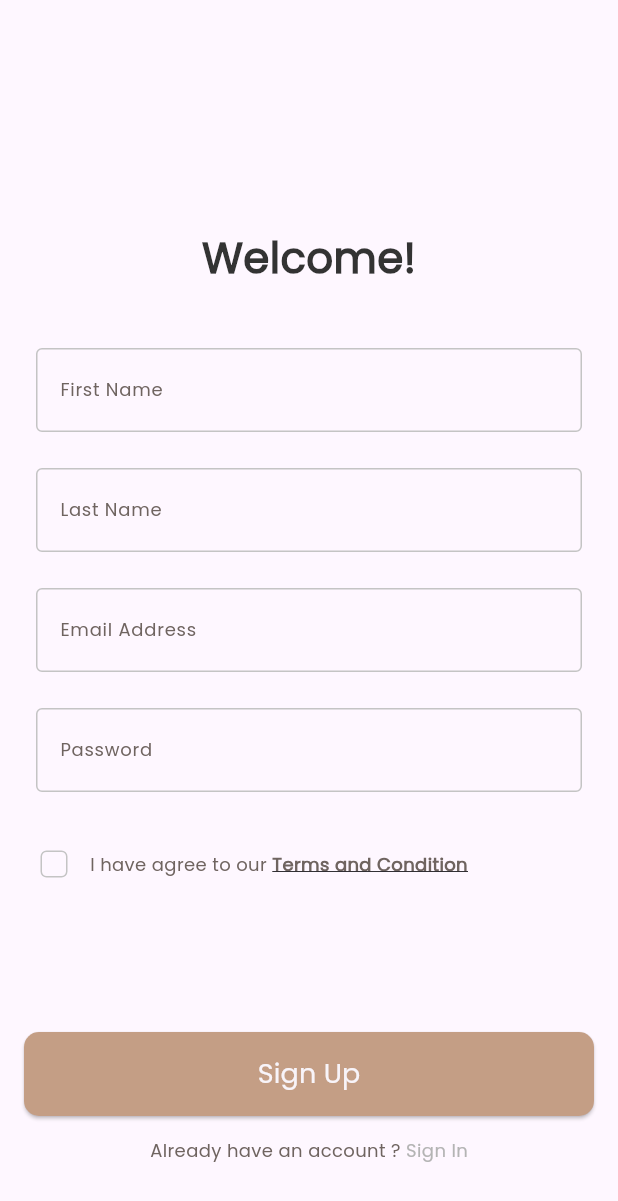
After one commit to AhmedHaraza/Dalel-App, a Flutter app: the screen it shows after launch, after a tap on "Skip", on a phone screen of 412 x 824 dp. The commit adds this screen. Shown: the top 1201 px of the screen. Run offline on Flutter 3.47's test engine with Material 3 defaults, Android fonts, the phone set to English and light mode, and no system bars; our stand-ins replace firebase_auth, firebase_core, flutter_bloc, get_it, shared_preferences, smooth_page_indicator; accounts and stored records are empty.

Commit message:
SingUp With email

```diff
--- /dev/null
+++ b/lib/app/dalel_app.dart
@@ -0,0 +1,15 @@
+import 'package:dalel_app/core/routes/app_routers.dart';
+import 'package:flutter/material.dart';
+
+class Dalel extends StatelessWidget {
+  const Dalel({Key? key}) : super(key: key);
+
+  @override
+  Widget build(BuildContext context) {
+    return const MaterialApp(
+      debugShowCheckedModeBanner: false,
+      onGenerateRoute: RouteGenerator.getRoute,
+      initialRoute: Routes.splashRoute,
+    );
+  }
+}
--- /dev/null
+++ b/lib/core/functions/Check_current_auth_state.dart
@@ -0,0 +1,20 @@
+// ignore_for_file: file_names
+import 'package:firebase_auth/firebase_auth.dart';
+import 'package:flutter/foundation.dart';
+
+void checkCurrentAuthState()
+{
+  FirebaseAuth.instance
+  .authStateChanges()
+  .listen((User? user) {
+    if (user == null) {
+      if (kDebugMode) {
+        print('User is currently signed out!');
+      }
+    } else {
+      if (kDebugMode) {
+        print('User is signed in!');
+      }
+    }
+  });
+}
--- a/lib/core/routes/app_routers.dart
+++ b/lib/core/routes/app_routers.dart
@@ -1,9 +1,12 @@
+import 'package:dalel_app/core/service/service_locator.dart';
 import 'package:dalel_app/core/utils/app_string.dart';
+import 'package:dalel_app/feature/auth/peresentation/auth_cubit/auth_cubit.dart';
 import 'package:dalel_app/feature/auth/peresentation/views/sign_in_view.dart';
 import 'package:dalel_app/feature/auth/peresentation/views/sing_up_view.dart';
 import 'package:dalel_app/feature/onBording/peresentation/views/on_bording_view.dart';
 import 'package:dalel_app/feature/splash/peresentation/views/splash_view.dart';
 import 'package:flutter/material.dart';
+import 'package:flutter_bloc/flutter_bloc.dart';
 
 class Routes {
   static const String splashRoute = "/";
@@ -26,13 +29,19 @@ class RouteGenerator {
         return MaterialPageRoute(
           builder: (context) => const OnBordingView(),
         );
-      case Routes.signInViewRoute:const SignInView();
+      case Routes.signInViewRoute:
         return MaterialPageRoute(
           builder: (context) => const SignInView(),
         );
       case Routes.singUpViewRoute:
         return MaterialPageRoute(
-          builder: (context) => const SingUpView(),
+          builder: (context) => BlocProvider(
+            create: (context) => getIt<AuthCubit>(),
+            child: BlocProvider(
+              create: (context) => getIt<AuthCubit>(),
+              child: const SingUpView(),
+            ),
+          ),
         );
       // case Routes.forgotPasswordRoute:
       //   return MaterialPageRoute(
--- a/lib/core/service/service_locator.dart
+++ b/lib/core/service/service_locator.dart
@@ -1,8 +1,10 @@
 import 'package:dalel_app/core/database/cache/cache_helper.dart';
+import 'package:dalel_app/feature/auth/peresentation/auth_cubit/auth_cubit.dart';
 import 'package:get_it/get_it.dart';
 
 final getIt = GetIt.instance;
 
 void setUpServiceLocator() {
   getIt.registerSingleton<CacheHelper>(CacheHelper());
+  getIt.registerSingleton<AuthCubit>(AuthCubit());
 }
--- /dev/null
+++ b/lib/feature/auth/peresentation/auth_cubit/auth_cubit.dart
@@ -0,0 +1,35 @@
+// ignore_for_file: unused_local_variable
+
+import 'package:dalel_app/feature/auth/peresentation/auth_cubit/auth_state.dart';
+import 'package:firebase_auth/firebase_auth.dart';
+import 'package:flutter_bloc/flutter_bloc.dart';
+
+class AuthCubit extends Cubit<AuthState> {
+  AuthCubit() : super(AuthInitial());
+  late String? firstName;
+  late String? lastName;
+  late String? emailAddress;
+  late String? password;
+
+  void createUserWithEmailAndPassword() async {
+    try {
+      emit(SingUpLoadingState());
+      final credential =
+          await FirebaseAuth.instance.createUserWithEmailAndPassword(
+        email: emailAddress!,
+        password: password!,
+      );
+      emit(SingUpSucsessState());
+    } on FirebaseAuthException catch (e) {
+      if (e.code == 'weak-password') {
+        emit(SingUpFailureState(
+            errorMasage: 'The password provided is too weak.'));
+      } else if (e.code == 'email-already-in-use') {
+        emit(SingUpFailureState(
+            errorMasage: 'The account already exists for that email.'));
+      }
+    } catch (error) {
+      emit(SingUpFailureState(errorMasage: error.toString()));
+    }
+  }
+}
--- /dev/null
+++ b/lib/feature/auth/peresentation/auth_cubit/auth_state.dart
@@ -0,0 +1,12 @@
+class AuthState {}
+
+final class AuthInitial extends AuthState {}
+
+final class SingUpLoadingState extends AuthState {}
+
+final class SingUpSucsessState extends AuthState {}
+
+final class SingUpFailureState extends AuthState {
+  final String errorMasage;
+  SingUpFailureState({required this.errorMasage});
+}
--- a/lib/feature/auth/peresentation/views/sing_up_view.dart
+++ b/lib/feature/auth/peresentation/views/sing_up_view.dart
@@ -1,9 +1,7 @@
 import 'package:dalel_app/core/utils/app_string.dart';
-import 'package:dalel_app/feature/auth/peresentation/widget/custom_text_form_filed_widget.dart';
+import 'package:dalel_app/feature/auth/peresentation/widget/custom_sing_up_form_widget.dart';
 import 'package:dalel_app/feature/auth/peresentation/widget/have_an_account_widget.dart';
-import 'package:dalel_app/feature/auth/peresentation/widget/tearm_and_condation_widget.dart';
 import 'package:dalel_app/feature/auth/peresentation/widget/welcome_text_widget.dart';
-import 'package:dalel_app/feature/onBording/widgets/custom_boutton_widget.dart';
 import 'package:flutter/material.dart';
 
 class SingUpView extends StatelessWidget {
@@ -11,32 +9,19 @@ class SingUpView extends StatelessWidget {
 
   @override
   Widget build(BuildContext context) {
-    return Scaffold(
+    return const Scaffold(
       body: SafeArea(
         child: CustomScrollView(
           slivers: [
-            const SliverToBoxAdapter(child: SizedBox(height: 152)),
-            const SliverToBoxAdapter(
-                child: WelcomeText(text: AppStrings.welcome)),
-            const SliverToBoxAdapter(child: SizedBox(height: 40)),
-            const SliverToBoxAdapter(
-                child: CustomTextFormFiledWidget(
-                    lable: Text(AppStrings.fristName))),
-            const SliverToBoxAdapter(
-                child: CustomTextFormFiledWidget(
-                    lable: Text(AppStrings.lastName))),
-            const SliverToBoxAdapter(
-                child: CustomTextFormFiledWidget(
-                    lable: Text(AppStrings.emailAddress))),
-            const SliverToBoxAdapter(
-                child: CustomTextFormFiledWidget(
-                    lable: Text(AppStrings.password))),
-            const SliverToBoxAdapter(child: TermsAndConditionWidget()),
+            SliverToBoxAdapter(child: SizedBox(height: 152)),
+            SliverToBoxAdapter(child: WelcomeText(text: AppStrings.welcome)),
+            SliverToBoxAdapter(child: SizedBox(height: 40)),
+            SliverToBoxAdapter(child: CustomSingUPForm()),
             SliverToBoxAdapter(
-                child: CustomElevatedBouttonWidget(
-                    text: AppStrings.signUp, onPressed: () {})),
-            const SliverToBoxAdapter(
-                child: HaveAnAccountWidget(text1: AppStrings.alreadyHaveAnAccount,text2: AppStrings.signIn,))
+                child: HaveAnAccountWidget(
+              text1: AppStrings.alreadyHaveAnAccount,
+              text2: AppStrings.signIn,
+            ))
           ],
         ),
       ),
--- /dev/null
+++ b/lib/feature/auth/peresentation/widget/custom_sing_up_form_widget.dart
@@ -0,0 +1,62 @@
+import 'package:dalel_app/core/utils/app_string.dart';
+import 'package:dalel_app/feature/auth/peresentation/auth_cubit/auth_cubit.dart';
+import 'package:dalel_app/feature/auth/peresentation/auth_cubit/auth_state.dart';
+import 'package:dalel_app/feature/auth/peresentation/widget/custom_text_form_filed_widget.dart';
+import 'package:dalel_app/feature/auth/peresentation/widget/tearm_and_condation_widget.dart';
+import 'package:dalel_app/feature/onBording/widgets/custom_boutton_widget.dart';
+import 'package:flutter/widgets.dart';
+import 'package:flutter_bloc/flutter_bloc.dart';
+
+class CustomSingUPForm extends StatefulWidget {
+  const CustomSingUPForm({Key? key}) : super(key: key);
+
+  @override
+  State<CustomSingUPForm> createState() => _CustomSingUPFormState();
+}
+
+class _CustomSingUPFormState extends State<CustomSingUPForm> {
+  @override
+  Widget build(BuildContext context) {
+    return BlocConsumer<AuthCubit, AuthState>(
+      listener: (context, state) {},
+      builder: (context, state) {
+        return Form(
+            child: Column(
+          children: [
+            CustomTextFormFiledWidget(
+              lable: const Text(AppStrings.fristName),
+              onChanged: (firstName) {
+                BlocProvider.of<AuthCubit>(context).firstName = firstName;
+              },
+            ),
+            CustomTextFormFiledWidget(
+              lable: const Text(AppStrings.lastName),
+              onChanged: (lastName) {
+                BlocProvider.of<AuthCubit>(context).lastName = lastName;
+              },
+            ),
+            CustomTextFormFiledWidget(
+              lable: const Text(AppStrings.emailAddress),
+              onChanged: (emailAddress) {
+                BlocProvider.of<AuthCubit>(context).emailAddress = emailAddress;
+              },
+            ),
+            CustomTextFormFiledWidget(
+              lable: const Text(AppStrings.password),
+              onChanged: (password) {
+                BlocProvider.of<AuthCubit>(context).password = password;
+              },
+            ),
+            const TermsAndConditionWidget(),
+            CustomElevatedBouttonWidget(
+                text: AppStrings.signUp,
+                onPressed: () {
+                  BlocProvider.of<AuthCubit>(context)
+                      .createUserWithEmailAndPassword();
+                })
+          ],
+        ));
+      },
+    );
+  }
+}
--- a/lib/feature/auth/peresentation/widget/custom_text_form_filed_widget.dart
+++ b/lib/feature/auth/peresentation/widget/custom_text_form_filed_widget.dart
@@ -3,14 +3,18 @@ import 'package:dalel_app/core/utils/app_text_styles.dart';
 import 'package:flutter/material.dart';
 
 class CustomTextFormFiledWidget extends StatelessWidget {
-  const CustomTextFormFiledWidget({Key? key, required this.lable})
+  const CustomTextFormFiledWidget({Key? key, required this.lable,  this.onChanged,  this.onFieldSubmitted})
       : super(key: key);
   final Widget lable;
+  final void Function(String)? onChanged;
+  final void Function(String)? onFieldSubmitted;
   @override
   Widget build(BuildContext context) {
     return Padding(
       padding: const EdgeInsets.only(left: 24, right: 24, bottom: 24),
       child: TextFormField(
+        onChanged: onChanged,
+        onFieldSubmitted: onFieldSubmitted,
         onTapOutside: (event) => FocusScope.of(context).unfocus(),
         cursorColor: AppColors.deepGrey,
         decoration: InputDecoration(
--- a/lib/main.dart
+++ b/lib/main.dart
@@ -1,24 +1,19 @@
+import 'package:dalel_app/app/dalel_app.dart';
 import 'package:dalel_app/core/database/cache/cache_helper.dart';
-import 'package:dalel_app/core/routes/app_routers.dart';
+import 'package:dalel_app/core/functions/Check_current_auth_state.dart';
 import 'package:dalel_app/core/service/service_locator.dart';
+import 'package:dalel_app/firebase_options.dart';
+import 'package:firebase_auth/firebase_auth.dart';
+import 'package:firebase_core/firebase_core.dart';
 import 'package:flutter/material.dart';
 
 void main() async {
   WidgetsFlutterBinding.ensureInitialized();
+  await Firebase.initializeApp(options: DefaultFirebaseOptions.currentPlatform);
+   //! Check User in the Firebase
+  await FirebaseAuth.instance.useAuthEmulator('localhost', 9099);
+  checkCurrentAuthState();
   setUpServiceLocator();
   await getIt<CacheHelper>().init();
   runApp(const Dalel());
 }
-
-class Dalel extends StatelessWidget {
-  const Dalel({Key? key}) : super(key: key);
-
-  @override
-  Widget build(BuildContext context) {
-    return const MaterialApp(
-      debugShowCheckedModeBanner: false,
-      onGenerateRoute: RouteGenerator.getRoute,
-      initialRoute: Routes.splashRoute,
-    );
-  }
-}
```
Also changed, not shown: pubspec.yaml (+8 -0 lines), lib/firebase_options.dart (added), 11 other files.
